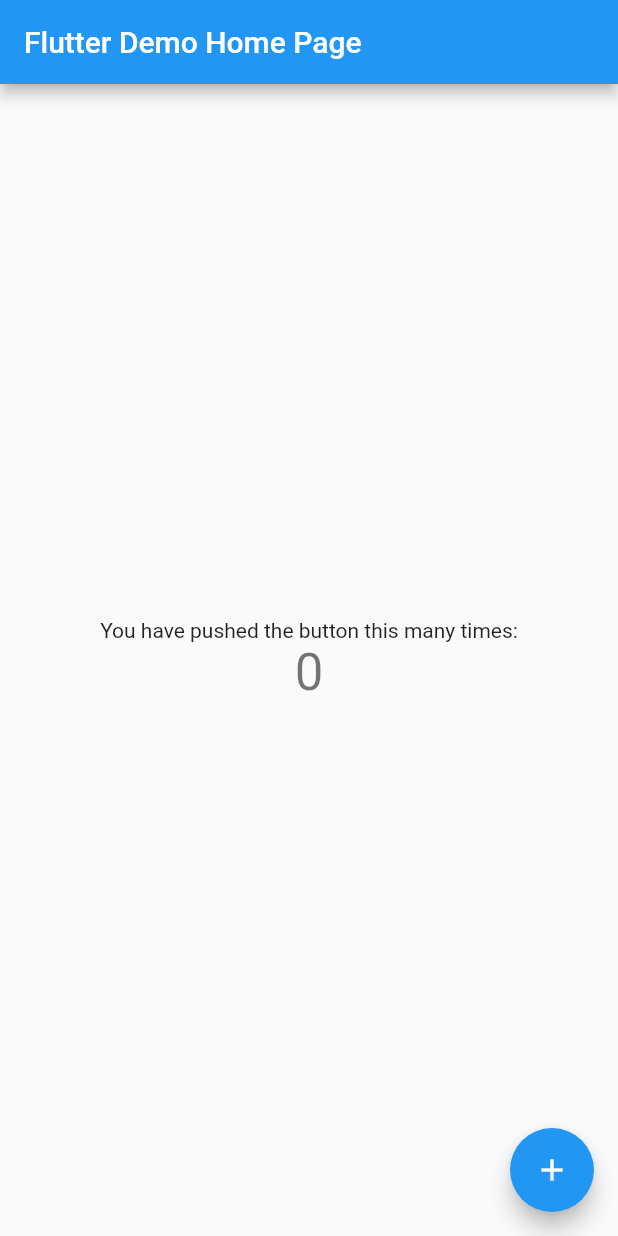
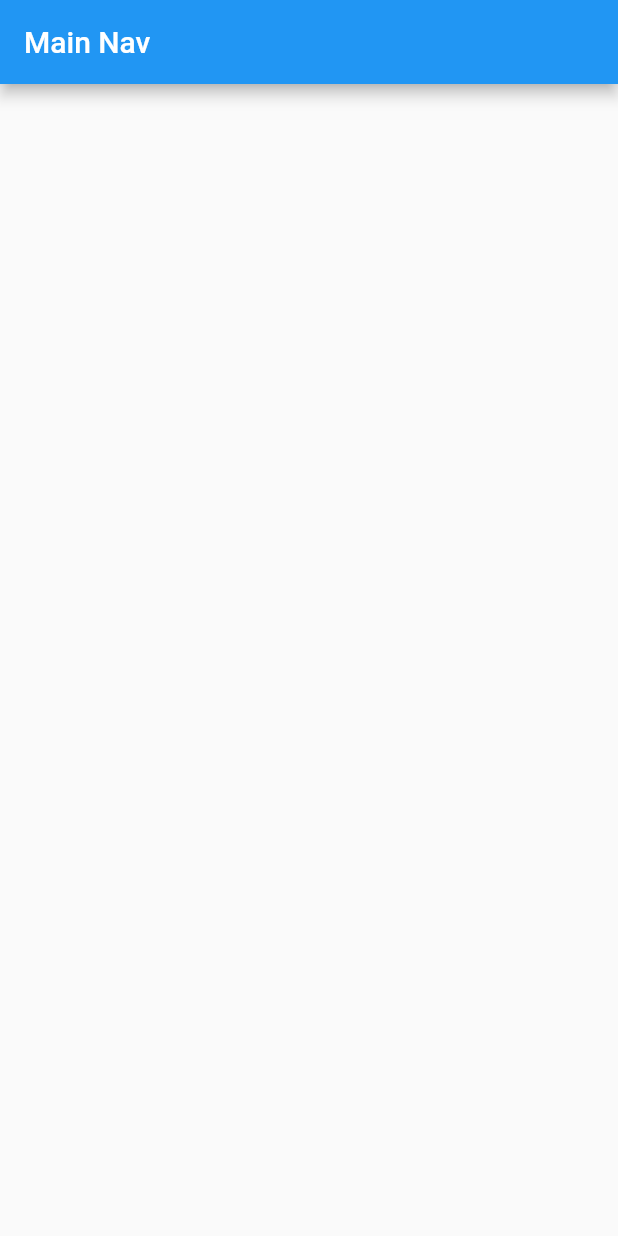
Before and after one commit to juandozuna/flutter-course, a Flutter app: the screen it shows after launch, on a phone screen of 412 x 824 dp. Run offline on Flutter 3.47's test engine with Material 2 defaults, Android fonts, the phone set to English and light mode, and no system bars; our stand-ins replace device_preview, equatable, form_field_validator, get_it, sqflite, tinycolor2; accounts and stored records are empty.

Commit message:
added custom app bar
Signed-off-by: Juan Daniel Ozuna <juandanielozuna2@gmail.com>

```diff
--- a/section_5/lib/main.dart
+++ b/section_5/lib/main.dart
@@ -1,4 +1,5 @@
 import 'package:flutter/material.dart';
+import 'package:section_5/pages/navigation_page.dart';
 
 void main() {
   runApp(const MyApp());
@@ -15,54 +16,7 @@ class MyApp extends StatelessWidget {
       theme: ThemeData(
         primarySwatch: Colors.blue,
       ),
-      home: const MyHomePage(title: 'Flutter Demo Home Page'),
+      home: const NavigationPage(),
     );
   }
 }
-
-class MyHomePage extends StatefulWidget {
-  const MyHomePage({Key? key, required this.title}) : super(key: key);
-
-  final String title;
-
-  @override
-  State<MyHomePage> createState() => _MyHomePageState();
-}
-
-class _MyHomePageState extends State<MyHomePage> {
-  int _counter = 0;
-
-  void _incrementCounter() {
-    setState(() {
-      _counter++;
-    });
-  }
-
-  @override
-  Widget build(BuildContext context) {
-    return Scaffold(
-      appBar: AppBar(
-        title: Text(widget.title),
-      ),
-      body: Center(
-        child: Column(
-          mainAxisAlignment: MainAxisAlignment.center,
-          children: <Widget>[
-            const Text(
-              'You have pushed the button this many times:',
-            ),
-            Text(
-              '$_counter',
-              style: Theme.of(context).textTheme.headline4,
-            ),
-          ],
-        ),
-      ),
-      floatingActionButton: FloatingActionButton(
-        onPressed: _incrementCounter,
-        tooltip: 'Increment',
-        child: const Icon(Icons.add),
-      ),
-    );
-  }
-}
--- /dev/null
+++ b/section_5/lib/pages/navigation_page.dart
@@ -0,0 +1,15 @@
+import 'package:flutter/material.dart';
+import 'package:section_5/widgets/CustomAppBar.dart';
+
+class NavigationPage extends StatelessWidget {
+  const NavigationPage({Key? key}) : super(key: key);
+
+  @override
+  Widget build(BuildContext context) {
+    return Scaffold(
+      appBar: CustomAppBar(
+        title: 'Main Nav',
+      ),
+    );
+  }
+}
--- /dev/null
+++ b/section_5/lib/widgets/CustomAppBar.dart
@@ -0,0 +1,24 @@
+// create custom app bar as preferred size widget
+// Language: dart
+// Path: lib/widgets/CustomAppBar.dart
+
+import 'package:flutter/material.dart';
+
+class CustomAppBar extends StatelessWidget with PreferredSizeWidget {
+  final String title;
+
+  const CustomAppBar({
+    Key? key,
+    required this.title,
+  }) : super(key: key);
+
+  @override
+  Widget build(BuildContext context) {
+    return AppBar(
+      title: Text(title),
+    );
+  }
+
+  @override
+  Size get preferredSize => const Size.fromHeight(kToolbarHeight);
+}
```
